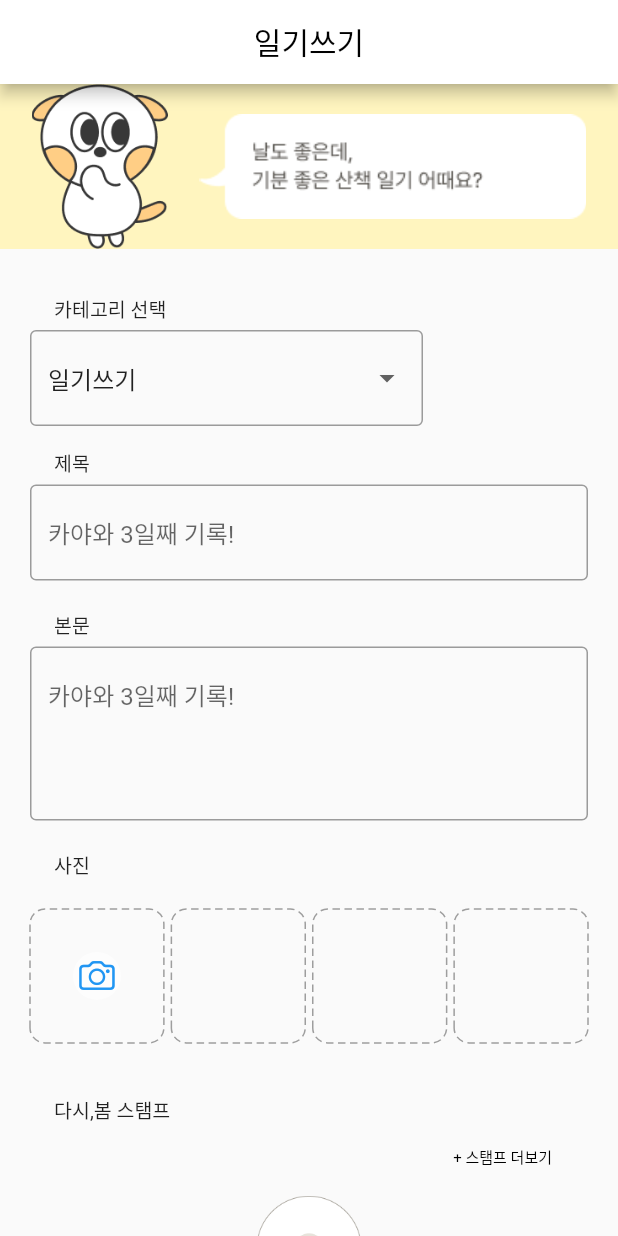
After one commit to dasi-bom/dasi-bom-client, a Flutter app: the Writing screen opened directly, on a phone screen of 412 x 824 dp. The commit adds this screen. Run offline on Flutter 3.47's test engine with Material 2 defaults, Android fonts, the phone set to English and light mode, and no system bars; drawn by our look-alikes of dotted_border; our stand-ins replace carousel_slider, dio, image_cropper, image_picker, introduction_screen; missing offline and left inert: dart:ffi, flutter_naver_login, kakao_flutter_sdk, remedi_kopo.

Commit message:
#18 feat: 일기쓰기 레이아웃 구현

```diff
--- /dev/null
+++ b/lib/WritingPage.dart
@@ -0,0 +1,573 @@
+import 'dart:io';
+import 'package:dio/dio.dart';
+import 'package:dotted_border/dotted_border.dart';
+import 'package:flutter/cupertino.dart';
+import 'package:flutter/foundation.dart';
+import 'package:flutter/material.dart';
+import 'package:flutter/services.dart';
+import 'package:image_cropper/image_cropper.dart';
+import 'package:image_picker/image_picker.dart';
+import 'package:dasi_bom_client/MainPage.dart';
+import 'package:dasi_bom_client/profile_register_ani.dart';
+import 'package:remedi_kopo/remedi_kopo.dart';
+
+import 'package:http/http.dart' as http;
+import 'dart:convert';
+
+class Writing extends StatefulWidget {
+  const Writing({Key? key}) : super(key: key);
+
+  @override
+  State<Writing> createState() => _WritingState();
+}
+
+class _WritingState extends State<Writing> {
+  // 프로필 이미지 받아오기
+  XFile? _pickedFile; // 이미지를 담을 변수 선언
+  List<XFile?> _pickedImages = []; // 이미지 여러개 담을 변수 선언
+  final ImagePicker imagePicker = ImagePicker(); // ImagePicker 초기화
+
+  // 이미지 여러개 pick
+  Future<void> _pickImg() async {
+    final List<XFile>? images = await imagePicker.pickMultiImage();
+    if (images != null) {
+      setState(() {
+        _pickedImages = images;
+      });
+    }
+  }
+
+  var defaultImg = 'assets/ch_top_yellow.png';
+  bool isDefault = false;
+
+  // Textformfield 값 받아오기
+  GlobalKey<FormState> formKey = GlobalKey<FormState>();
+
+  final GlobalKey<FormState> _formKey = GlobalKey<FormState>();
+  Map<String, String> formData = {};
+
+  final TextEditingController _titleController = TextEditingController(); // 제목 저장 변수
+  final TextEditingController _bodyController = TextEditingController(); // 본문 저장 변수
+
+  late bool validationResult;
+  String _title = ''; // 제목
+  String _body = ''; // 본문
+
+  // 카테고리 콤보박스
+  final _category = ['일기쓰기', '챌린지 등록하기'];
+  var _selectedcategory = '일기쓰기';
+
+  @override
+  void initState() {
+    validationResult = false;
+    super.initState();
+  }
+
+  @override
+  Widget build(BuildContext context) {
+    final _imageSize = MediaQuery.of(context).size.width / 6;
+    bool isPadMode = MediaQuery.of(context).size.width > 700;
+
+    // 사진 Gridview
+    List<Widget> _boxContents = [
+      IconButton(
+          onPressed: () {
+            _pickImg();
+          },
+          icon: Container(
+              alignment: Alignment.center,
+              decoration: BoxDecoration(
+                  color: Colors.white.withOpacity(0.6), shape: BoxShape.circle),
+              child: Icon(
+                CupertinoIcons.camera,
+                color: Theme.of(context).colorScheme.primary,
+              ))),
+      Container(),
+      Container(),
+      _pickedImages.length <= 4
+          ? Container()
+          : FittedBox(
+          child: Container(
+              padding: EdgeInsets.all(6),
+              decoration: BoxDecoration(
+                  color: Colors.white.withOpacity(0.6),
+                  shape: BoxShape.circle),
+              child: Text(
+                '+${(_pickedImages.length - 4).toString()}',
+                style: Theme.of(context)
+                    .textTheme
+                    .subtitle2
+                    ?.copyWith(fontWeight: FontWeight.w800),
+              ))),
+    ];
+
+    return SafeArea(
+      child: Scaffold(
+        appBar: AppBar(
+          centerTitle: true,
+          backgroundColor: Colors.white,
+          title: const Text(
+            '일기쓰기',
+            style: TextStyle(
+              color: Colors.black,
+            ),
+          ),
+        ),
+        body: Form(
+          // form으로 input 데이터 저장
+          key: formKey,
+          child: SingleChildScrollView(
+            child: Column(
+              children: [
+                Container(
+                  color: Color(0xffFFF5BF),
+                  height: 110,
+                  child: Row(
+                    mainAxisAlignment: MainAxisAlignment.spaceEvenly,
+                    children: <Widget>[
+                      SizedBox(
+                        child: Image.asset('assets/dasibom_orange.png'),
+                      ),
+                      SizedBox(
+                        child: Image.asset('assets/ic_balloon_write.png'),
+                      ),
+                    ],
+                  ),
+                ),
+                SizedBox(
+                  height: 30,
+                ),
+                Container(
+                  width: 340,
+                  child: Text(
+                    '카테고리 선택',
+                    textAlign: TextAlign.left,
+                    style:
+                    TextStyle(fontWeight: FontWeight.normal, fontSize: 13),
+                  ),
+                ),
+                // 카테고리 등록
+                Padding(
+                  padding:
+                  const EdgeInsets.only(right: 130,left: 20,top: 5),
+                  child: DropdownButtonFormField(
+                    value: _selectedcategory,
+                    items: _category.map(
+                          (value) {
+                        return DropdownMenuItem(
+                          value: value,
+                          child: Text(value),
+                        );
+                      },
+                    ).toList(),
+                    decoration: InputDecoration(
+                        border: OutlineInputBorder(
+                          borderSide: BorderSide(
+                            color: Colors.black,
+                          ),
+                        ),
+                        focusedBorder: OutlineInputBorder(
+                          borderSide: BorderSide(
+                            color: Colors.black,
+                            width: 1,
+                          ),
+                        ),
+                        hintText: '카야와 3일째 기록!'),
+                    onChanged: (value) {
+                      setState(() {
+                        _selectedcategory = value!;
+                      });
+                    },
+                  ),
+                ),
+                const SizedBox(
+                  height: 15,
+                ),
+                Container(
+                  width: 340,
+                  child: Text(
+                    '제목',
+                    textAlign: TextAlign.left,
+                    style:
+                    TextStyle(fontWeight: FontWeight.normal, fontSize: 13),
+                  ),
+                ),
+                // 제목 등록
+                Padding(
+                  padding:
+                  const EdgeInsets.symmetric(horizontal: 20, vertical: 5),
+                  child: TextFormField(
+                    keyboardType: TextInputType.text,
+                    autovalidateMode: AutovalidateMode.always,
+                    decoration: InputDecoration(
+                        border: OutlineInputBorder(
+                          borderSide: BorderSide(
+                            color: Colors.black,
+                          ),
+                        ),
+                        focusedBorder: OutlineInputBorder(
+                          borderSide: BorderSide(
+                            color: Colors.black,
+                            width: 1,
+                          ),
+                        ),
+                        hintText: '카야와 3일째 기록!'),
+                    onSaved: (value) {
+                      setState(() {
+                        _title = value as String;
+                      });
+                    },
+                    controller: _titleController,
+                  ),
+                ),
+                const SizedBox(
+                  height: 15,
+                ),
+                Container(
+                  width: 340,
+                  child: Text(
+                    '본문',
+                    textAlign: TextAlign.left,
+                    style:
+                    TextStyle(fontWeight: FontWeight.normal, fontSize: 13),
+                  ),
+                ),
+                // 본문 등록
+                Padding(
+                  padding:
+                  const EdgeInsets.symmetric(horizontal: 20, vertical: 5),
+                  child: TextFormField(
+                    maxLines: 4,
+                    keyboardType: TextInputType.text,
+                    autovalidateMode: AutovalidateMode.always,
+                    decoration: InputDecoration(
+                        border: OutlineInputBorder(
+                          borderSide: BorderSide(
+                            color: Colors.black,
+                          ),
+                        ),
+                        focusedBorder: OutlineInputBorder(
+                          borderSide: BorderSide(
+                            color: Colors.black,
+                            width: 1,
+                          ),
+                        ),
+                        hintText: '카야와 3일째 기록!'),
+                    onSaved: (value) {
+                      setState(() {
+                        _body = value as String;
+                      });
+                    },
+                    controller: _bodyController,
+                  ),
+                ),
+                const SizedBox(
+                  height: 15,
+                ),
+                Container(
+                  width: 340,
+                  child: Text(
+                    '사진',
+                    textAlign: TextAlign.left,
+                    style:
+                    TextStyle(fontWeight: FontWeight.normal, fontSize: 13),
+                  ),
+                ),
+                // 사진 등록
+                GridView.count(
+                  shrinkWrap: true,
+                  padding: EdgeInsets.all(20),
+                  crossAxisCount: isPadMode ? 1 : 4,
+                  mainAxisSpacing: 5,
+                  crossAxisSpacing: 5,
+                  children: List.generate(
+                      4,
+                          (index) => DottedBorder(
+                          child: Container(
+                            child: Center(child: _boxContents[index]),
+                            decoration: index <= _pickedImages.length - 1
+                                ? BoxDecoration(
+                                borderRadius: BorderRadius.circular(8),
+                                image: DecorationImage(
+                                    fit: BoxFit.cover,
+                                    image: FileImage(
+                                        File(_pickedImages[index]!.path))))
+                                : null,
+                          ),
+                          color: Colors.grey,
+                          dashPattern: [5, 3],
+                          borderType: BorderType.RRect,
+                          radius: Radius.circular(10))).toList(),
+                ),
+                const SizedBox(
+                  height: 15,
+                ),
+                Container(
+                  width: 340,
+                  child: Text(
+                    '다시,봄 스탬프',
+                    textAlign: TextAlign.left,
+                    style:
+                    TextStyle(fontWeight: FontWeight.normal, fontSize: 13),
+                  ),
+                ),
+                Container(
+                  width: 340,
+                  child: TextButton(
+                    style: ButtonStyle(
+                      alignment: Alignment.topRight,
+                    ),
+                    child: const Text(
+                      '+ 스탬프 더보기',
+                      textAlign: TextAlign.right,
+                      style:
+                      TextStyle(fontWeight: FontWeight.normal, fontSize: 10,color: Colors.black),
+                    ),
+                    onPressed: () {},
+                  ),
+                ),
+                // 다시,봄 스탬프 등록
+                if (_pickedFile == null)
+                  Container(
+                    constraints: BoxConstraints(
+                      minHeight: _imageSize,
+                      minWidth: _imageSize,
+                    ),
+                    child: GestureDetector(
+                      onTap: () {
+                        _showBottomSheet();
+                      },
+                      child: Center(
+                        child: Image.asset('assets/img_register.png',
+                            scale: 2, alignment: Alignment.centerLeft),
+                      ),
+                    ),
+                  )
+                else
+                  Center(
+                      child: isDefault == false
+                          ? Container(
+                        width: _imageSize,
+                        height: _imageSize,
+                        decoration: BoxDecoration(
+                          shape: BoxShape.circle,
+                          border: Border.all(
+                              width: 2,
+                              color:
+                              Theme.of(context).colorScheme.primary),
+                          image: DecorationImage(
+                              image: FileImage(File(_pickedFile!.path)),
+                              fit: BoxFit.cover),
+                        ),
+                      )
+                          : Container(
+                        width: _imageSize,
+                        height: _imageSize,
+                        decoration: BoxDecoration(
+                          shape: BoxShape.circle,
+                          border: Border.all(
+                              width: 2,
+                              color:
+                              Theme.of(context).colorScheme.primary),
+                          image: DecorationImage(
+                              image: AssetImage(defaultImg),
+                              fit: BoxFit.contain),
+                        ),
+                      )),
+                const SizedBox(
+                  height: 20,
+                ),
+                // 일기 등록하기
+                SizedBox(
+                  height: 60,
+                  width: 350,
+                  child: Container(
+                    height: 30,
+                    color: Colors.white,
+                    margin: EdgeInsets.only(top: 20),
+                    child: ElevatedButton(
+                      style: ButtonStyle(
+                        shape: MaterialStateProperty.all(RoundedRectangleBorder(
+                            borderRadius: BorderRadius.circular(15))),
+                        backgroundColor:
+                        MaterialStateProperty.all(Color(0xFFFFED8E)),
+                      ),
+                      onPressed: () {
+                        setState(
+                              () async {
+                            validationResult =
+                                formKey.currentState?.validate() ?? false;
+                            formKey.currentState!.save();
+                            ScaffoldMessenger.of(context).showSnackBar(
+                              SnackBar(
+                                  content: Text(_title + '/' + '/' + _body)),
+                            );
+
+                            // Writing(formData);
+
+                            // 일기쓰기 완료 팝업 메시지
+                            showDialog(
+                                context: context,
+                                barrierDismissible: false,
+                                builder: (BuildContext context) {
+                                  return AlertDialog(
+                                    title: Text('완료'),
+                                    content: SingleChildScrollView(
+                                      child: ListBody(
+                                        children: <Widget>[
+                                          Text('작성된 일기가 등록되었습니다:)'),
+                                        ],
+                                      ),
+                                    ),
+                                    actions: <Widget>[
+                                      ElevatedButton(
+                                        child: Text('확인'),
+                                        onPressed: () {
+                                          Navigator.of(context)
+                                              .push(_createRoute());
+                                        },
+                                      )
+                                    ],
+                                  );
+                                });
+
+                            // 마이페이지 화면으로 이동
+                            final result = await Navigator.of(context)
+                                .push(_createRoute());
+                          },
+                        );
+                      },
+                      child: Text(
+                        "일기 등록하기",
+                        style: TextStyle(
+                          color: Colors.black,
+                          fontWeight: FontWeight.bold,
+                        ),
+                      ),
+                    ),
+                  ),
+                ),
+                const SizedBox(
+                  height: 50,
+                ),
+              ],
+            ),
+          ),
+        ),
+      ),
+    );
+  }
+
+  // 페이지 전환 애니메이션
+  Route _createRoute() {
+    return PageRouteBuilder(
+      pageBuilder: (context, animation, secondaryAnimation) => const MainPage(),
+      transitionsBuilder: (context, animation, secondaryAnimation, child) {
+        const begin = Offset(0.0, 10.0);
+        const end = Offset.zero;
+        const curve = Curves.ease;
+
+        var tween =
+        Tween(begin: begin, end: end).chain(CurveTween(curve: curve));
+
+        return SlideTransition(
+          position: animation.drive(tween),
+          child: child,
+        );
+      },
+    );
+  }
+
+  // 아래의 해당 함수(카메라, 갤러리, 기본이미지)를 버튼과 연결
+  _showBottomSheet() {
+    return showModalBottomSheet(
+      context: this.context,
+      shape: const RoundedRectangleBorder(
+        borderRadius: BorderRadius.vertical(
+          top: Radius.circular(25),
+        ),
+      ),
+      builder: (context) {
+        return Column(
+          mainAxisSize: MainAxisSize.min,
+          children: [
+            const SizedBox(
+              height: 20,
+            ),
+            ElevatedButton(
+              onPressed: () => _getCameraImage(),
+              child: const Text('카메라'),
+            ),
+            const SizedBox(
+              height: 10,
+            ),
+            const Divider(
+              thickness: 3,
+            ),
+            const SizedBox(
+              height: 10,
+            ),
+            ElevatedButton(
+              onPressed: () => _getPhotoLibraryImage(),
+              child: const Text('갤러리'),
+            ),
+            const SizedBox(
+              height: 20,
+            ),
+            const Divider(
+              thickness: 3,
+            ),
+            const SizedBox(
+              height: 10,
+            ),
+            ElevatedButton(
+              onPressed: () => _getDefaultImage(),
+              child: const Text('기본이미지'),
+            ),
+            const SizedBox(
+              height: 20,
+            ),
+          ],
+        );
+      },
+    );
+  }
+
+// 카메라로 이동
+  _getCameraImage() async {
+    final pickedFile = await imagePicker.pickImage(source: ImageSource.camera);
+    if (pickedFile != null) {
+      setState(() {
+        isDefault = false;
+        _pickedFile = pickedFile;
+      });
+    } else {
+      if (kDebugMode) {
+        print('이미지 선택안함');
+      }
+    }
+  }
+
+// 갤러리로 이동
+  _getPhotoLibraryImage() async {
+    final pickedFile = await imagePicker.pickImage(source: ImageSource.gallery);
+    if (pickedFile != null) {
+      setState(() {
+        isDefault = false;
+        _pickedFile = pickedFile;
+      });
+    } else {
+      if (kDebugMode) {
+        print('이미지 선택안함');
+      }
+    }
+  }
+
+  // 기본이미지 설정
+  _getDefaultImage() async {
+    setState(() {
+      isDefault = true;
+      _pickedFile = Image.asset('assets/ch_top_yellow.png') as XFile?;
+    });
+  }
+}
--- a/lib/profile/profile_register_ani.dart
+++ b/lib/profile/profile_register_ani.dart
@@ -1,4 +1,5 @@
 import 'dart:ffi';
+import 'package:dasi_bom_client/WritingPage.dart';
 import 'package:dasi_bom_client/provider/user_provider.dart';
 import 'package:flutter/foundation.dart';
 import 'package:flutter/material.dart';
@@ -107,7 +108,7 @@ class _RegisterProfileAnimalState extends State<RegisterProfileAnimal> {
                   height: 25,
                 ),
                 // 사진 등록
-                if (_pickedFile == null && isDefault == false)
+                if (_pickedFile == null)
                   Container(
                     constraints: BoxConstraints(
                       minHeight: _imageSize,
@@ -592,7 +593,7 @@ class _RegisterProfileAnimalState extends State<RegisterProfileAnimal> {
   // 페이지 전환 애니메이션
   Route _createRoute() {
     return PageRouteBuilder(
-      pageBuilder: (context, animation, secondaryAnimation) => const MainPage(),
+      pageBuilder: (context, animation, secondaryAnimation) => const Writing(),
       transitionsBuilder: (context, animation, secondaryAnimation, child) {
         const begin = Offset(0.0, 10.0);
         const end = Offset.zero;
--- a/lib/profile/profile_register_pro.dart
+++ b/lib/profile/profile_register_pro.dart
@@ -44,7 +44,7 @@ class _RegisterProfileProtectorState extends State<RegisterProfileProtector> {
   String _address = '';
 
   // 내 동네 카카오 API 값 컨트롤러
-  final TextEditingController _AddressController = TextEditingController();
+  TextEditingController _AddressController = TextEditingController();
 
   @override
   void initState() {
@@ -104,7 +104,7 @@ class _RegisterProfileProtectorState extends State<RegisterProfileProtector> {
                   height: 25,
                 ),
                 // 사진 등록
-                if (_pickedFile == null && isDefault == false)
+                if (_pickedFile == null)
                   Container(
                     constraints: BoxConstraints(
                       minHeight: _imageSize,
--- /dev/null
+++ b/lib/profile_register_ani.dart
@@ -0,0 +1 @@
+// TODO Implement this library.
```
Also changed, not shown: lib/OnboardingPage.dart (+20 -22 lines), assets/ic_balloon_write.png (added), assets/onboard_1.png (added), assets/onboard_2.png (added), assets/onboard_3.png (added).
